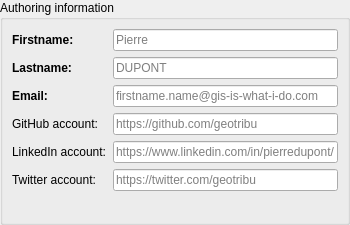
Before: the Qt Designer form qtribu/gui/wdg_authoring.ui in geotribu/qtribu, drawn with Qt 5.
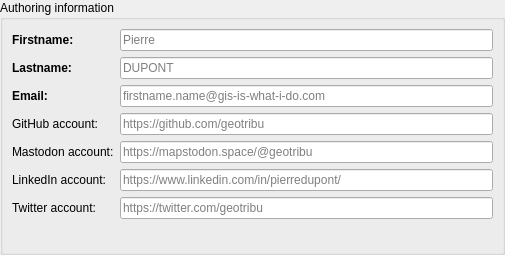
After: the same form once the commit is applied. Custom widgets are drawn as their Qt base class.

Commit message: feature(authoring): add Mastodon account

```diff
--- a/qtribu/gui/wdg_authoring.ui
+++ b/qtribu/gui/wdg_authoring.ui
@@ -6,8 +6,8 @@
    <rect>
     <x>0</x>
     <y>0</y>
-    <width>350</width>
-    <height>225</height>
+    <width>505</width>
+    <height>255</height>
    </rect>
   </property>
   <property name="minimumSize">
@@ -139,7 +139,7 @@
         </property>
        </widget>
       </item>
-      <item row="4" column="0">
+      <item row="5" column="0">
        <widget class="QLabel" name="lbl_linked_account">
         <property name="toolTip">
          <string>Used during broadcasting to credit author.</string>
@@ -149,7 +149,7 @@
         </property>
        </widget>
       </item>
-      <item row="4" column="1">
+      <item row="5" column="1">
        <widget class="QLineEdit" name="lne_linkedin_account">
         <property name="placeholderText">
          <string notr="true">https://www.linkedin.com/in/pierredupont/</string>
@@ -159,7 +159,7 @@
         </property>
        </widget>
       </item>
-      <item row="5" column="0">
+      <item row="6" column="0">
        <widget class="QLabel" name="lbl_twitter_account">
         <property name="toolTip">
          <string>Used during broadcasting to credit author.</string>
@@ -169,7 +169,7 @@
         </property>
        </widget>
       </item>
-      <item row="5" column="1">
+      <item row="6" column="1">
        <widget class="QLineEdit" name="lne_twitter_account">
         <property name="placeholderText">
          <string notr="true">https://twitter.com/geotribu</string>
@@ -179,6 +179,26 @@
         </property>
        </widget>
       </item>
+      <item row="4" column="0">
+       <widget class="QLabel" name="lbl_mastodon_account">
+        <property name="text">
+         <string>Mastodon account:</string>
+        </property>
+       </widget>
+      </item>
+      <item row="4" column="1">
+       <widget class="QLineEdit" name="lne_mastodon_account">
+        <property name="inputMethodHints">
+         <set>Qt::ImhUrlCharactersOnly</set>
+        </property>
+        <property name="placeholderText">
+         <string notr="true">https://mapstodon.space/@geotribu</string>
+        </property>
+        <property name="clearButtonEnabled">
+         <bool>true</bool>
+        </property>
+       </widget>
+      </item>
      </layout>
     </widget>
    </item>
```
Left out of the diff: 6 changed lines with no effect on the pictures. The commit also changes 2 other files.
